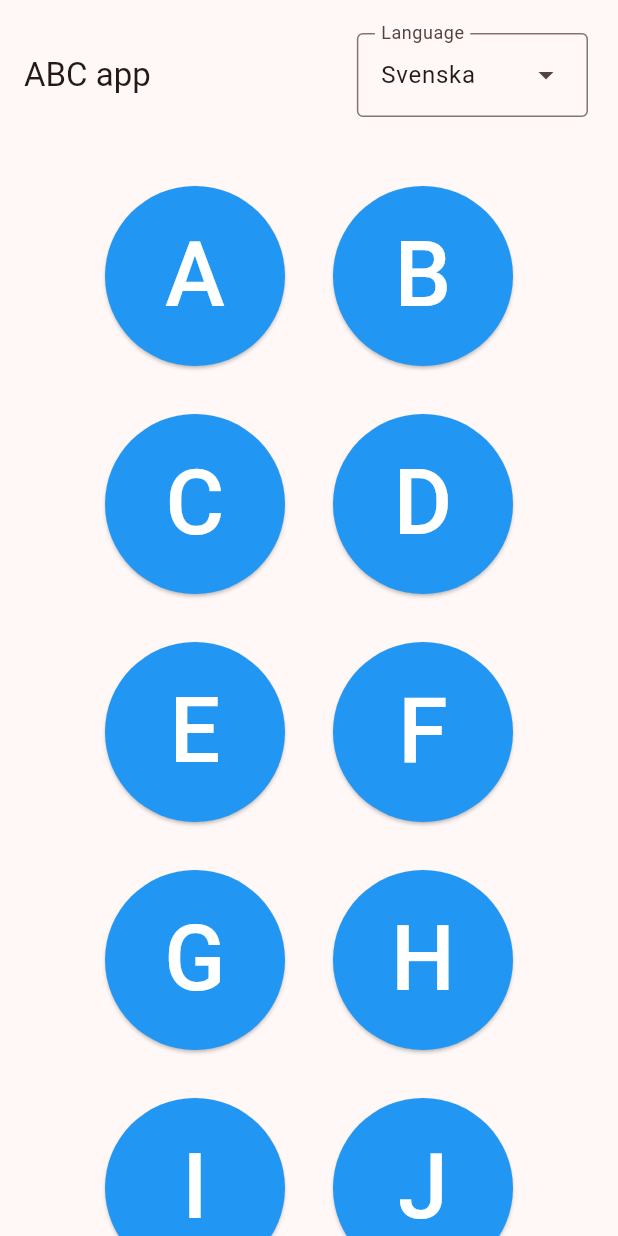
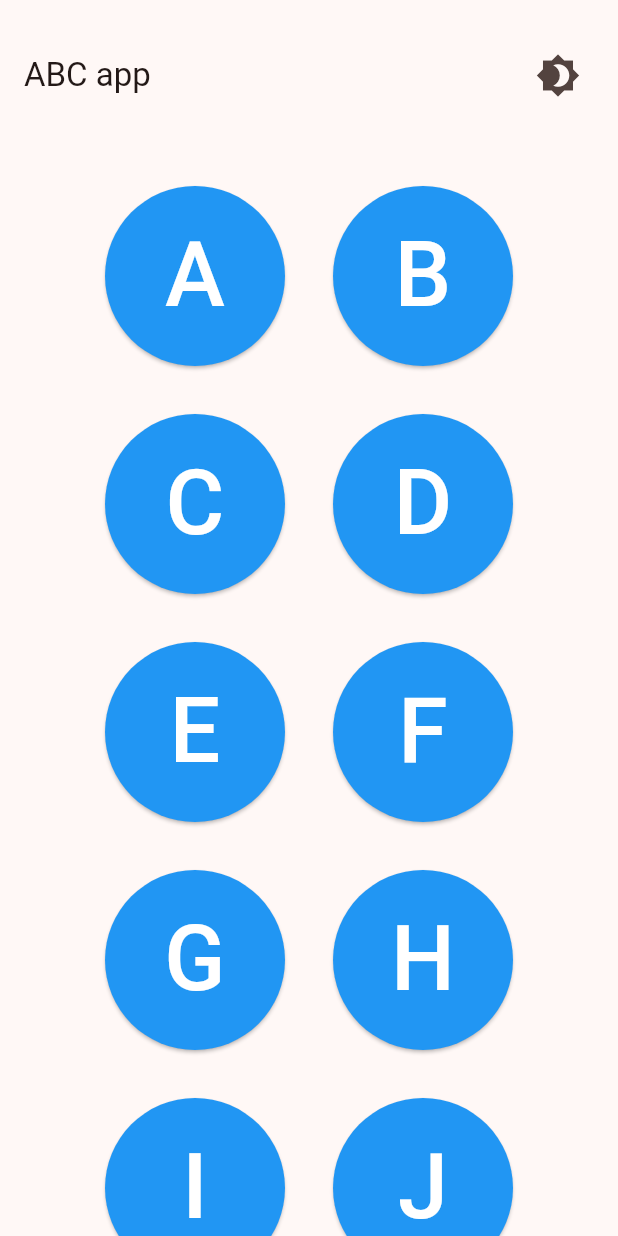
Before and after one commit to bl4ckswordsman/abc_app, a Flutter app: the screen it shows after launch, on a phone screen of 412 x 824 dp. Run offline on Flutter 3.47's test engine with Material 2 defaults, Android fonts, the phone set to English and light mode, and no system bars; our stand-ins replace adaptive_theme.

Commit message:
+added dark theme support and toggle -commented out LanguageDropdown

```diff
--- a/lib/emoji.dart
+++ b/lib/emoji.dart
@@ -7,6 +7,7 @@ import 'package:flutter/material.dart';
 
 class Emoji {
   static Future<dynamic> emojiDialog(BuildContext context, String letter) {
+    // ignore: no_leading_underscores_for_local_identifiers
     late Timer _timer;
     return showDialog(
         context: context,
--- a/lib/main.dart
+++ b/lib/main.dart
@@ -2,11 +2,48 @@ import 'dart:math';
 
 import 'package:flutter/material.dart';
 
+import 'package:adaptive_theme/adaptive_theme.dart';
+
 import 'emoji.dart';
 
 void main() {
-  runApp(
-    const ABCapp());
+  /*ThemeData lightTheme = ThemeData(
+    brightness: Brightness.light,
+    primaryColor: Colors.blue, colorScheme: ColorScheme.fromSwatch().copyWith(secondary: Colors.red),
+  );
+
+  ThemeData darkTheme = ThemeData(
+    brightness: Brightness.dark,
+    primaryColor: Colors.black, colorScheme: ColorScheme.fromSwatch().copyWith(secondary: Colors.white),
+  );*/
+  runApp(const ABCapp());
+}
+
+class ABCapp extends StatelessWidget {
+  const ABCapp({super.key});
+
+  @override
+  Widget build(BuildContext context) {
+    return AdaptiveTheme(
+      light: ThemeData(
+        brightness: Brightness.light,
+        useMaterial3: true,
+        colorScheme: ColorScheme.fromSeed(seedColor: Colors.deepOrange),
+      ),
+      dark: ThemeData(
+        brightness: Brightness.dark,
+        useMaterial3: true,
+        primaryColor: Colors.deepOrange,
+      ),
+      initial: AdaptiveThemeMode.light,
+      builder: (theme, darkTheme) => MaterialApp(
+        title: 'ABC app',
+        theme: theme,
+        darkTheme: darkTheme,
+        home: MyHomePage(),
+      ),
+    );
+  }
 }
 
 enum Language {
@@ -22,13 +59,13 @@ class LanguageDropdown extends StatefulWidget {
 }
 
 class _LanguageDropdownState extends State<LanguageDropdown> {
-  // Language _language = Language.swedish;
+  Language _language = Language.swedish;
 
   @override
   Widget build(BuildContext context) {
     return DropdownMenu<Language>(
-      initialSelection: Language.swedish,
-      label: const Text('Language'),
+      //initialSelection: Language.swedish,
+      label: Text(getLanguageLabel(_language)),
       onSelected: (Language? newValue) {
         setState(() {
           //_language = newValue!;
@@ -37,18 +74,18 @@ class _LanguageDropdownState extends State<LanguageDropdown> {
       dropdownMenuEntries: <DropdownMenuEntry<Language>>[
         DropdownMenuEntry<Language>(
           value: Language.swedish,
-          label: 'Svenska',
+          label: getSelectedLanguageLabel(Language.swedish),
         ),
-        DropdownMenuEntry<Language>(
+        /*DropdownMenuEntry<Language>(
           value: Language.english,
           label: 'English',
-        ),
+        ),*/
       ],
     );
   }
 }
 
-String getLanguageLabel(Language language) {
+String getSelectedLanguageLabel(Language language) {
   switch (language) {
     case Language.swedish:
       return 'Svenska';
@@ -59,27 +96,23 @@ String getLanguageLabel(Language language) {
   }
 }
 
-class ABCapp extends StatelessWidget {
-  const ABCapp({super.key});
-
-  @override
-  Widget build(BuildContext context) {
-    return MaterialApp(
-      title: 'ABC app',
-      home: MyHomePage(),
-      theme: ThemeData(
-        useMaterial3: true,
-        colorScheme: ColorScheme.fromSeed(seedColor: Colors.deepOrange),
-      ),
-    );
+String getLanguageLabel(Language language) {
+  switch (language) {
+    case Language.swedish:
+      return 'Språk';
+    case Language.english:
+      return 'Language';
+    default:
+      return '';
   }
 }
 
 class MyHomePage extends StatelessWidget {
-  final List<String> englishAlphabet = List.generate(
-      26, (index) => String.fromCharCode('A'.codeUnitAt(0) + index));
+  /*final List<String> englishAlphabet = List.generate(
+      26, (index) => String.fromCharCode('A'.codeUnitAt(0) + index));*/
   final List<String> swedishAlphabet = List.generate(
-      26, (index) => String.fromCharCode('A'.codeUnitAt(0) + index))..addAll(['Å', 'Ä', 'Ö']);
+      26, (index) => String.fromCharCode('A'.codeUnitAt(0) + index))
+    ..addAll(['Å', 'Ä', 'Ö']);
 
   @override
   Widget build(BuildContext context) {
@@ -89,10 +122,24 @@ class MyHomePage extends StatelessWidget {
         title: const Text('ABC app'),
         actions: [
           Padding(
-            padding: const EdgeInsets.symmetric(horizontal: 20.0),
+            padding: const EdgeInsets.all(16.0),
+            child: IconButton(
+            iconSize: 30.0,
+            icon: const Icon(Icons.brightness_4),
+            onPressed: () {
+              if (AdaptiveTheme.of(context).mode == AdaptiveThemeMode.dark) {
+                AdaptiveTheme.of(context).setLight();
+              } else {
+                AdaptiveTheme.of(context).setDark();
+              }
+            },
+          ),
+
+          /*Padding(
+            padding: const EdgeInsets.all(16.0),
             child: LanguageDropdown(),
-          ), // Add the LanguageDropdown widget to the app bar
-        ],
+          ),*/ // Add the LanguageDropdown widget to the app bar
+      )],
       ),
       body: Center(
         child: SingleChildScrollView(
@@ -134,8 +181,7 @@ class _LetterDetailsPageState extends State<_LetterDetailsPage> {
         actions: [
           IconButton(
             iconSize: 40.0,
-            icon: const Icon(
-              Icons.emoji_emotions),
+            icon: const Icon(Icons.emoji_emotions),
             color: Colors.red,
             onPressed: () {
               Emoji.emojiDialog(context, widget.letter);
@@ -148,7 +194,6 @@ class _LetterDetailsPageState extends State<_LetterDetailsPage> {
       ),
     );
   }
-
 }
 
 class AlphabetButton extends StatefulWidget {
--- a/pubspec.yaml
+++ b/pubspec.yaml
@@ -32,6 +32,7 @@ dependencies:
     sdk: flutter
   english_words: ^4.0.0
   provider: ^6.0.0
+  adaptive_theme: ^3.3.0
 
   # The following adds the Cupertino Icons font to your application.
   # Use with the CupertinoIcons class for iOS style icons.
```
Also changed, not shown: pubspec.lock, 9 other files. Lines whose indentation alone changed are shown as unchanged.
